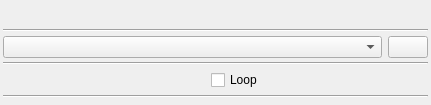
The window that src/GUI/PlayerPlugins/Bookmarks/GUI_Bookmarks.ui (return42/sayonara) describes before a commit, drawn with Qt 5.
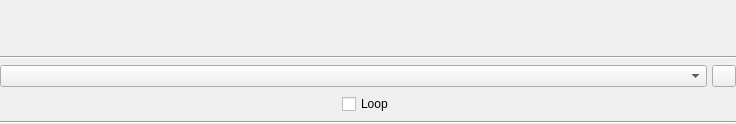
The same window after the commit. Icons and pictures are not drawn. Custom widgets are drawn as their Qt base class.

Diff of the .ui file:
```diff
--- a/src/GUI/PlayerPlugins/Bookmarks/GUI_Bookmarks.ui
+++ b/src/GUI/PlayerPlugins/Bookmarks/GUI_Bookmarks.ui
@@ -6,42 +6,38 @@
    <rect>
     <x>0</x>
     <y>0</y>
-    <width>431</width>
-    <height>105</height>
+    <width>736</width>
+    <height>124</height>
    </rect>
   </property>
   <property name="minimumSize">
    <size>
     <width>0</width>
-    <height>105</height>
+    <height>124</height>
    </size>
   </property>
-  <property name="maximumSize">
-   <size>
-    <width>16777215</width>
-    <height>120</height>
-   </size>
-  </property>
-  <layout class="QVBoxLayout" name="verticalLayout">
-   <property name="spacing">
-    <number>3</number>
-   </property>
-   <property name="leftMargin">
-    <number>3</number>
-   </property>
-   <property name="topMargin">
+  <layout class="QGridLayout" name="gridLayout">
+   <property name="margin">
     <number>0</number>
    </property>
-   <property name="rightMargin">
-    <number>3</number>
-   </property>
-   <property name="bottomMargin">
-    <number>0</number>
-   </property>
-   <item>
-    <layout class="QHBoxLayout" name="horizontalLayout">
+   <item row="7" column="0" colspan="2">
+    <widget class="Line" name="line">
+     <property name="orientation">
+      <enum>Qt::Horizontal</enum>
+     </property>
+    </widget>
+   </item>
+   <item row="1" column="0" colspan="2">
+    <widget class="Line" name="line_2">
+     <property name="orientation">
+      <enum>Qt::Horizontal</enum>
+     </property>
+    </widget>
+   </item>
+   <item row="0" column="0" colspan="2">
+    <layout class="QHBoxLayout" name="horizontalLayout_2">
      <property name="spacing">
-      <number>10</number>
+      <number>5</number>
      </property>
      <item>
       <widget class="QLabel" name="lab_title">
@@ -65,18 +61,6 @@
          <verstretch>0</verstretch>
         </sizepolicy>
        </property>
-       <property name="minimumSize">
-        <size>
-         <width>24</width>
-         <height>24</height>
-        </size>
-       </property>
-       <property name="maximumSize">
-        <size>
-         <width>24</width>
-         <height>24</height>
-        </size>
-       </property>
        <property name="focusPolicy">
         <enum>Qt::StrongFocus</enum>
        </property>
@@ -96,51 +80,10 @@
      </item>
     </layout>
    </item>
-   <item>
-    <widget class="Line" name="line_2">
-     <property name="orientation">
-      <enum>Qt::Horizontal</enum>
-     </property>
-    </widget>
-   </item>
-   <item>
-    <layout class="QHBoxLayout" name="horizontalLayout_3">
+   <item row="6" column="0" colspan="2">
+    <layout class="QHBoxLayout" name="horizontalLayout">
      <property name="spacing">
-      <number>6</number>
-     </property>
-     <item>
-      <widget class="QComboBox" name="cb_bookmarks">
-       <property name="sizePolicy">
-        <sizepolicy hsizetype="Expanding" vsizetype="Fixed">
-         <horstretch>0</horstretch>
-         <verstretch>0</verstretch>
-        </sizepolicy>
-       </property>
-       <property name="focusPolicy">
-        <enum>Qt::StrongFocus</enum>
-       </property>
-      </widget>
-     </item>
-     <item>
-      <widget class="MenuToolButton" name="btn_tool">
-       <property name="text">
-        <string/>
-       </property>
-      </widget>
-     </item>
-    </layout>
-   </item>
-   <item>
-    <widget class="Line" name="line_3">
-     <property name="orientation">
-      <enum>Qt::Horizontal</enum>
-     </property>
-    </widget>
-   </item>
-   <item>
-    <layout class="QHBoxLayout" name="horizontalLayout_2">
-     <property name="spacing">
-      <number>10</number>
+      <number>5</number>
      </property>
      <item>
       <widget class="QPushButton" name="btn_bw">
@@ -167,18 +110,6 @@
      </item>
      <item>
       <widget class="QLabel" name="lab_last">
-       <property name="sizePolicy">
-        <sizepolicy hsizetype="Maximum" vsizetype="Preferred">
-         <horstretch>0</horstretch>
-         <verstretch>0</verstretch>
-        </sizepolicy>
-       </property>
-       <property name="minimumSize">
-        <size>
-         <width>50</width>
-         <height>0</height>
-        </size>
-       </property>
        <property name="focusPolicy">
         <enum>Qt::StrongFocus</enum>
        </property>
@@ -194,8 +125,8 @@
        </property>
        <property name="sizeHint" stdset="0">
         <size>
-         <width>40</width>
-         <height>20</height>
+         <width>0</width>
+         <height>0</height>
         </size>
        </property>
       </spacer>
@@ -217,26 +148,14 @@
        </property>
        <property name="sizeHint" stdset="0">
         <size>
-         <width>40</width>
-         <height>20</height>
+         <width>0</width>
+         <height>0</height>
         </size>
        </property>
       </spacer>
      </item>
      <item>
       <widget class="QLabel" name="lab_next">
-       <property name="sizePolicy">
-        <sizepolicy hsizetype="Maximum" vsizetype="Preferred">
-         <horstretch>0</horstretch>
-         <verstretch>0</verstretch>
-        </sizepolicy>
-       </property>
-       <property name="minimumSize">
-        <size>
-         <width>0</width>
-         <height>0</height>
-        </size>
-       </property>
        <property name="focusPolicy">
         <enum>Qt::StrongFocus</enum>
        </property>
@@ -270,12 +189,38 @@
      </item>
     </layout>
    </item>
-   <item>
-    <widget class="Line" name="line">
-     <property name="orientation">
-      <enum>Qt::Horizontal</enum>
+   <item row="2" column="0" colspan="2">
+    <layout class="QHBoxLayout" name="horizontalLayout_3">
+     <property name="spacing">
+      <number>5</number>
      </property>
-    </widget>
+     <item>
+      <widget class="QComboBox" name="cb_bookmarks">
+       <property name="sizePolicy">
+        <sizepolicy hsizetype="Expanding" vsizetype="Fixed">
+         <horstretch>0</horstretch>
+         <verstretch>0</verstretch>
+        </sizepolicy>
+       </property>
+       <property name="focusPolicy">
+        <enum>Qt::StrongFocus</enum>
+       </property>
+      </widget>
+     </item>
+     <item>
+      <widget class="MenuToolButton" name="btn_tool">
+       <property name="maximumSize">
+        <size>
+         <width>24</width>
+         <height>24</height>
+        </size>
+       </property>
+       <property name="text">
+        <string/>
+       </property>
+      </widget>
+     </item>
+    </layout>
    </item>
   </layout>
  </widget>
```
Left out of the diff: 19 changed lines with no effect on the pictures.
